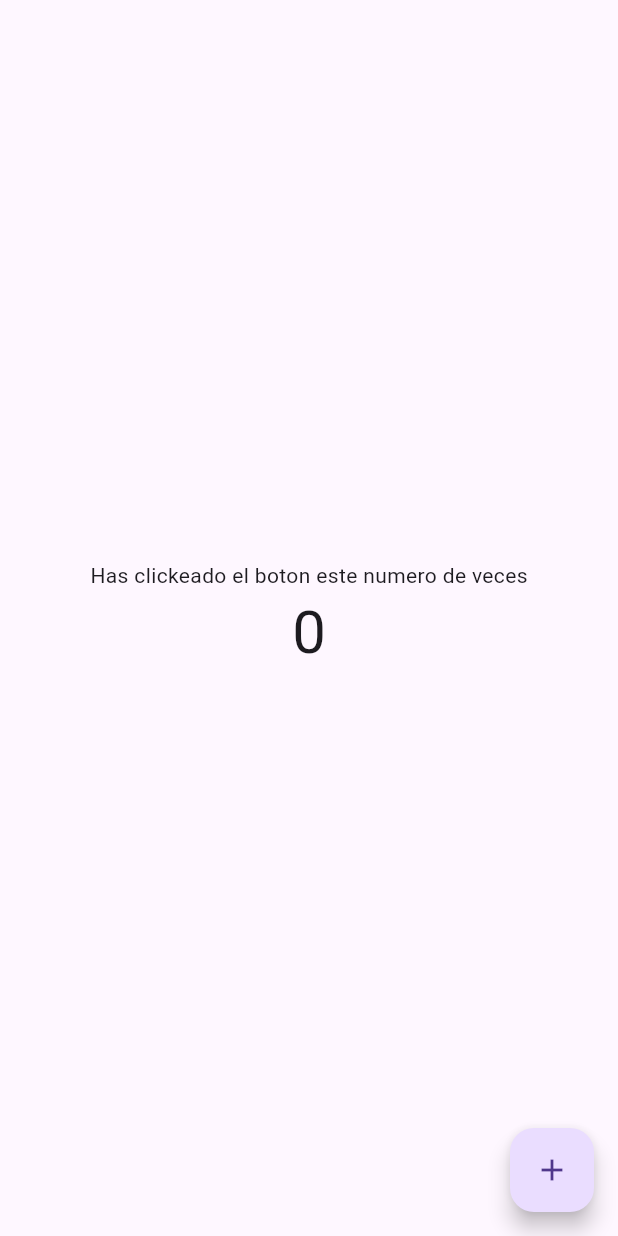
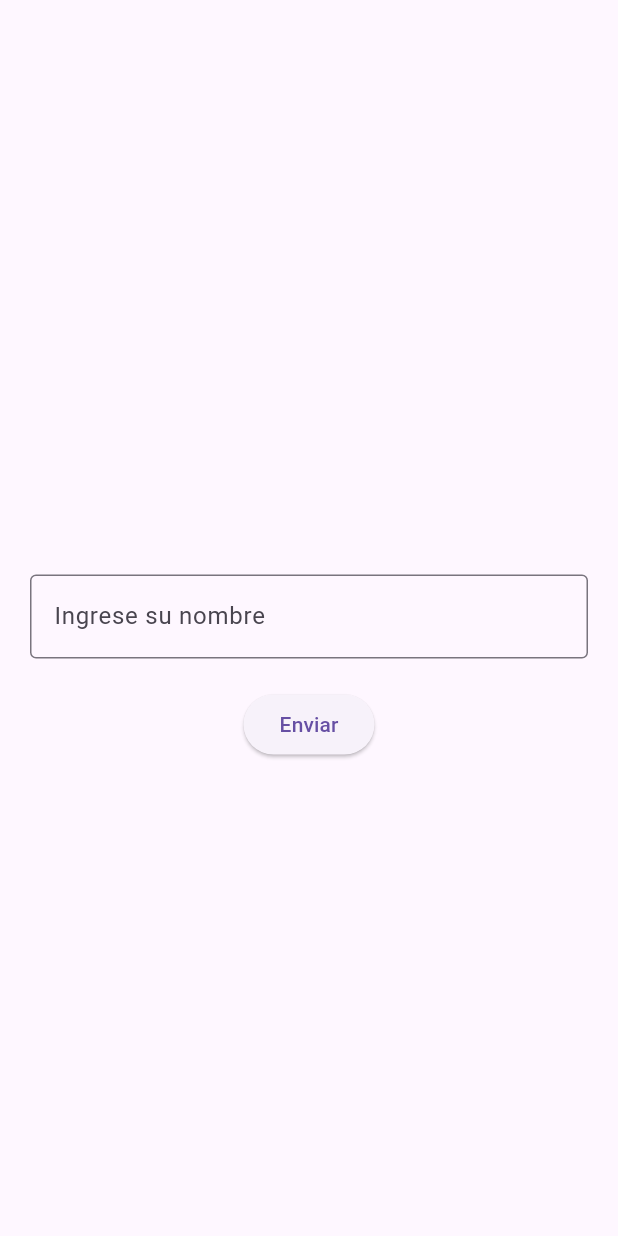
Before and after one commit to alexndrperz/ToDo-App, a Flutter app: the screen it shows after launch, on a phone screen of 412 x 824 dp. Run offline on Flutter 3.47's test engine with Material 3 defaults, Android fonts, the phone set to English and light mode, and no system bars.

Commit message:
My implementation of user input

```diff
--- a/lib/pages/to_do_page.dart
+++ b/lib/pages/to_do_page.dart
@@ -1,4 +1,6 @@
-// ignore_for_file: prefer_const_constructors
+// ignore_for_file: prefer_const_constructors, prefer_final_fields, avoid_print
+
+import 'dart:math';
 
 import 'package:flutter/material.dart';
 
@@ -10,13 +12,13 @@ class ToDoPage extends StatefulWidget {
 }
 
 class _ToDoPageState extends State<ToDoPage> {
-  // Variable
-  int _counter = 0;
+  TextEditingController _controller = TextEditingController();
 
-  //Method
-  void _incrementCount() {
+  String _msg = "";
+
+  void saludar() {
     setState(() {
-      _counter++;
+      _msg = "Hola ${_controller.text}!";
     });
   }
 
@@ -24,20 +26,28 @@ class _ToDoPageState extends State<ToDoPage> {
   Widget build(BuildContext context) {
     return Scaffold(
       body: Center(
+        child: Padding(
+          padding: const EdgeInsets.all(20),
           child: Column(
             mainAxisAlignment: MainAxisAlignment.center,
             children: [
-            Text("Has clickeado el boton este numero de veces"),
               Text(
-              _counter.toString(),
-              style: TextStyle(fontSize: 40),
-            )
+                _msg,
+                style: TextStyle(fontSize: 25),
+              ),
+              Padding(
+                padding: EdgeInsets.only(top: 30, bottom: 20),
+                child: TextField(
+                  controller: _controller,
+                  decoration: InputDecoration(
+                      border: OutlineInputBorder(),
+                      hintText: "Ingrese su nombre"),
+                ),
+              ),
+              ElevatedButton(onPressed: saludar, child: Text("Enviar"))
             ],
           ),
         ),
-      floatingActionButton: FloatingActionButton(
-        onPressed: _incrementCount,
-        child: Icon(Icons.add),
       ),
     );
   }
```
Lines whose indentation alone changed are shown as unchanged.
